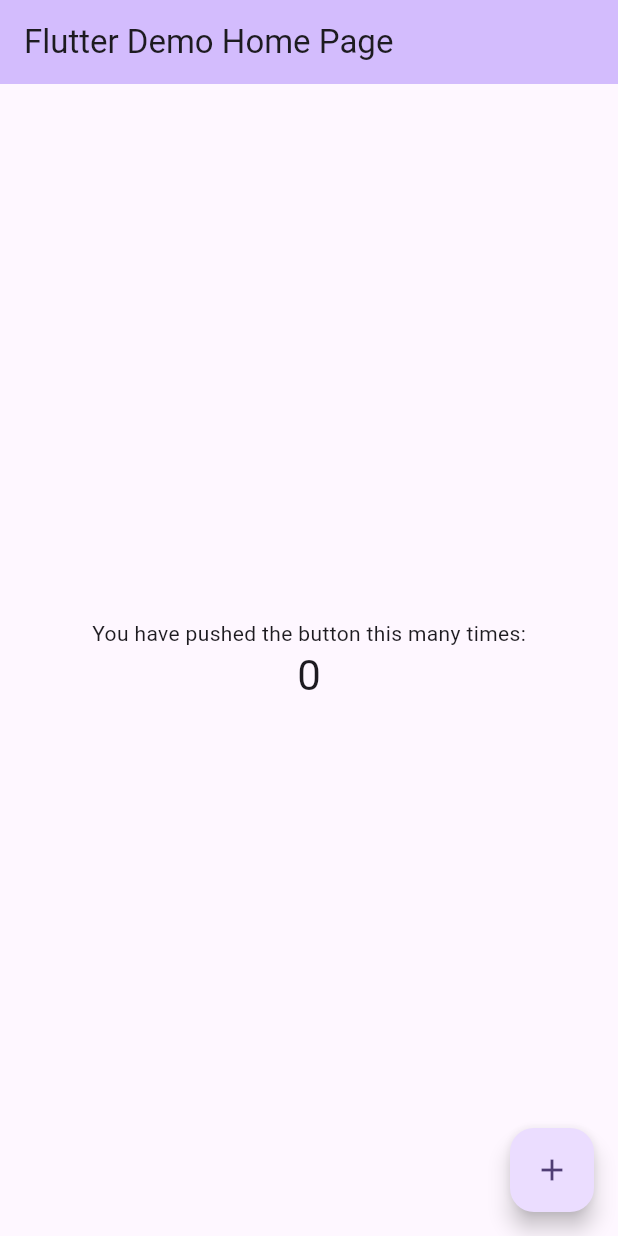
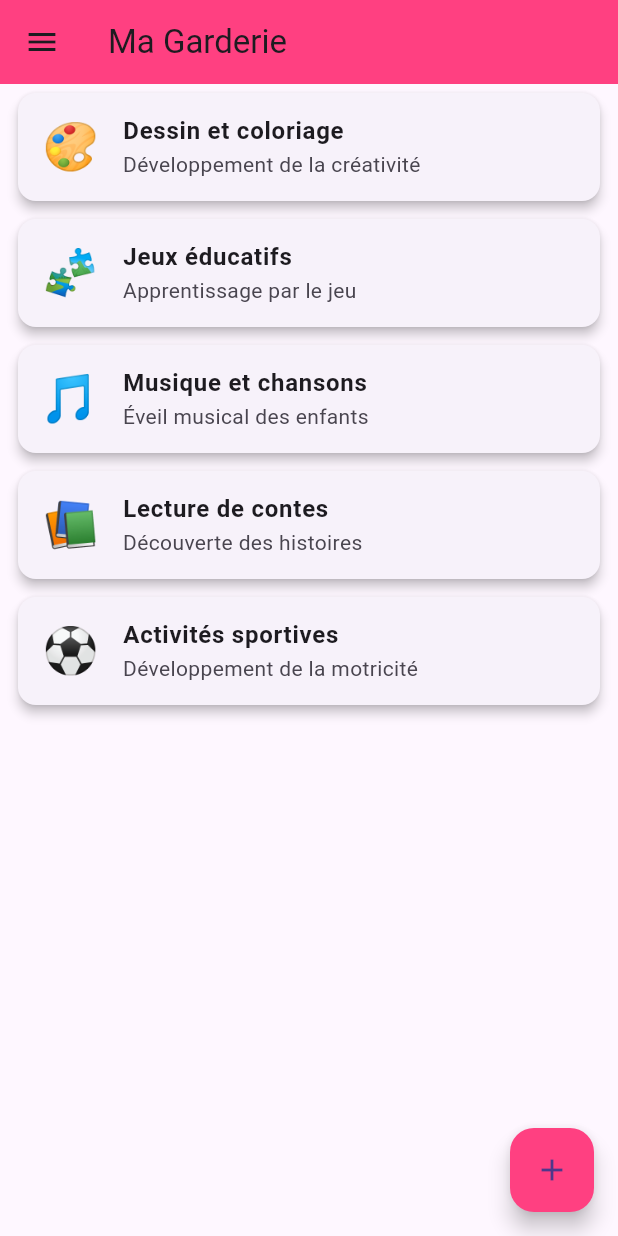
Before and after one commit to yahyabenther/garderie-mobile, a Flutter app: the screen it shows after launch, on a phone screen of 412 x 824 dp. Run offline on Flutter 3.47's test engine with Material 3 defaults, Android fonts, the phone set to English and light mode, and no system bars.

Commit message:
all code

```diff
--- a/lib/main.dart
+++ b/lib/main.dart
@@ -1,120 +1,242 @@
 import 'package:flutter/material.dart';
+import 'dart:async';
 
 void main() {
-  runApp(const MyApp());
+  runApp(const MaGarderieApp());
 }
 
-class MyApp extends StatelessWidget {
-  const MyApp({super.key});
+class MaGarderieApp extends StatelessWidget {
+  const MaGarderieApp({Key? key}) : super(key: key);
 
-  // This widget is the root of your application.
   @override
   Widget build(BuildContext context) {
     return MaterialApp(
-      title: 'Flutter Demo',
+      title: 'Ma Garderie',
       theme: ThemeData(
-        // This is the theme of your application.
-        //
-        // TRY THIS: Try running your application with "flutter run". You'll see
-        // the application has a purple toolbar. Then, without quitting the app,
-        // try changing the seedColor in the colorScheme below to Colors.green
-        // and then invoke "hot reload" (save your changes or press the "hot
-        // reload" button in a Flutter-supported IDE, or press "r" if you used
-        // the command line to start the app).
-        //
-        // Notice that the counter didn't reset back to zero; the application
-        // state is not lost during the reload. To reset the state, use hot
-        // restart instead.
-        //
-        // This works for code too, not just values: Most code changes can be
-        // tested with just a hot reload.
-        colorScheme: .fromSeed(seedColor: Colors.deepPurple),
+        primarySwatch: Colors.pink,
       ),
-      home: const MyHomePage(title: 'Flutter Demo Home Page'),
+      home: const SplashScreen(),
+      debugShowCheckedModeBanner: false,
     );
   }
 }
 
-class MyHomePage extends StatefulWidget {
-  const MyHomePage({super.key, required this.title});
-
-  // This widget is the home page of your application. It is stateful, meaning
-  // that it has a State object (defined below) that contains fields that affect
-  // how it looks.
-
-  // This class is the configuration for the state. It holds the values (in this
-  // case the title) provided by the parent (in this case the App widget) and
-  // used by the build method of the State. Fields in a Widget subclass are
-  // always marked "final".
-
-  final String title;
+class SplashScreen extends StatefulWidget {
+  const SplashScreen({Key? key}) : super(key: key);
 
   @override
-  State<MyHomePage> createState() => _MyHomePageState();
+  State<SplashScreen> createState() => _SplashScreenState();
 }
 
-class _MyHomePageState extends State<MyHomePage> {
-  int _counter = 0;
-
-  void _incrementCounter() {
-    setState(() {
-      // This call to setState tells the Flutter framework that something has
-      // changed in this State, which causes it to rerun the build method below
-      // so that the display can reflect the updated values. If we changed
-      // _counter without calling setState(), then the build method would not be
-      // called again, and so nothing would appear to happen.
-      _counter++;
+class _SplashScreenState extends State<SplashScreen> {
+  @override
+  void initState() {
+    super.initState();
+    Timer(const Duration(seconds: 3), () {
+      Navigator.pushReplacement(
+        context,
+        MaterialPageRoute(builder: (context) => const HomePage()),
+      );
     });
   }
 
   @override
   Widget build(BuildContext context) {
-    // This method is rerun every time setState is called, for instance as done
-    // by the _incrementCounter method above.
-    //
-    // The Flutter framework has been optimized to make rerunning build methods
-    // fast, so that you can just rebuild anything that needs updating rather
-    // than having to individually change instances of widgets.
     return Scaffold(
-      appBar: AppBar(
-        // TRY THIS: Try changing the color here to a specific color (to
-        // Colors.amber, perhaps?) and trigger a hot reload to see the AppBar
-        // change color while the other colors stay the same.
-        backgroundColor: Theme.of(context).colorScheme.inversePrimary,
-        // Here we take the value from the MyHomePage object that was created by
-        // the App.build method, and use it to set our appbar title.
-        title: Text(widget.title),
-      ),
+      backgroundColor: Colors.pink[50],
       body: Center(
-        // Center is a layout widget. It takes a single child and positions it
-        // in the middle of the parent.
         child: Column(
-          // Column is also a layout widget. It takes a list of children and
-          // arranges them vertically. By default, it sizes itself to fit its
-          // children horizontally, and tries to be as tall as its parent.
-          //
-          // Column has various properties to control how it sizes itself and
-          // how it positions its children. Here we use mainAxisAlignment to
-          // center the children vertically; the main axis here is the vertical
-          // axis because Columns are vertical (the cross axis would be
-          // horizontal).
-          //
-          // TRY THIS: Invoke "debug painting" (choose the "Toggle Debug Paint"
-          // action in the IDE, or press "p" in the console), to see the
-          // wireframe for each widget.
-          mainAxisAlignment: .center,
+          mainAxisAlignment: MainAxisAlignment.center,
           children: [
-            const Text('You have pushed the button this many times:'),
-            Text(
-              '$_counter',
-              style: Theme.of(context).textTheme.headlineMedium,
+            const Icon(Icons.child_care, size: 100, color: Colors.pinkAccent),
+            const SizedBox(height: 20),
+            const Text(
+              'Ma Garderie',
+              style: TextStyle(
+                fontSize: 32,
+                fontWeight: FontWeight.bold,
+                color: Colors.pink,
+              ),
             ),
           ],
         ),
       ),
+    );
+  }
+}
+
+class HomePage extends StatefulWidget {
+  const HomePage({Key? key}) : super(key: key);
+
+  @override
+  State<HomePage> createState() => _HomePageState();
+}
+
+class _HomePageState extends State<HomePage> {
+  List<Map<String, dynamic>> activites = [
+    {
+      "id": 1,
+      "titre": "Dessin et coloriage",
+      "description": "Développement de la créativité",
+      "icone": "🎨"
+    },
+    {
+      "id": 2,
+      "titre": "Jeux éducatifs",
+      "description": "Apprentissage par le jeu",
+      "icone": "🧩"
+    },
+    {
+      "id": 3,
+      "titre": "Musique et chansons",
+      "description": "Éveil musical des enfants",
+      "icone": "🎵"
+    },
+    {
+      "id": 4,
+      "titre": "Lecture de contes",
+      "description": "Découverte des histoires",
+      "icone": "📚"
+    },
+    {
+      "id": 5,
+      "titre": "Activités sportives",
+      "description": "Développement de la motricité",
+      "icone": "⚽"
+    }
+  ];
+
+  String _selectedDrawerItem = 'Accueil';
+
+  void _showAddActivityDialog() {
+    final titleController = TextEditingController();
+    final descriptionController = TextEditingController();
+
+    showDialog(
+      context: context,
+      builder: (context) {
+        return AlertDialog(
+          title: const Text('Nouvelle activité'),
+          content: Column(
+            mainAxisSize: MainAxisSize.min,
+            children: [
+              TextField(
+                controller: titleController,
+                decoration: const InputDecoration(labelText: 'Titre de l\'activité'),
+              ),
+              TextField(
+                controller: descriptionController,
+                decoration: const InputDecoration(labelText: 'Description'),
+              ),
+            ],
+          ),
+          actions: [
+            TextButton(
+              onPressed: () => Navigator.pop(context),
+              child: const Text('Annuler'),
+            ),
+            ElevatedButton(
+              style: ElevatedButton.styleFrom(backgroundColor: Colors.pinkAccent),
+              onPressed: () {
+                if (titleController.text.isNotEmpty) {
+                  setState(() {
+                    activites.add({
+                      "id": activites.length + 1,
+                      "titre": titleController.text,
+                      "description": descriptionController.text.isNotEmpty
+                          ? descriptionController.text
+                          : 'Nouvelle activité de garderie',
+                      "icone": "⭐",
+                    });
+                  });
+                  Navigator.pop(context);
+                }
+              },
+              child: const Text('Ajouter'),
+            ),
+          ],
+        );
+      },
+    );
+  }
+
+  @override
+  Widget build(BuildContext context) {
+    return Scaffold(
+      appBar: AppBar(
+        title: const Text('Ma Garderie'),
+        backgroundColor: Colors.pinkAccent,
+      ),
+      drawer: Drawer(
+        child: ListView(
+          padding: EdgeInsets.zero,
+          children: [
+            const DrawerHeader(
+              decoration: BoxDecoration(color: Colors.pinkAccent),
+              child: Text(
+                'Menu Ma Garderie',
+                style: TextStyle(color: Colors.white, fontSize: 24),
+              ),
+            ),
+            ListTile(
+              leading: const Icon(Icons.home),
+              title: const Text('Accueil'),
+              selected: _selectedDrawerItem == 'Accueil',
+              onTap: () {
+                setState(() => _selectedDrawerItem = 'Accueil');
+                Navigator.pop(context);
+              },
+            ),
+            ListTile(
+              leading: const Icon(Icons.list),
+              title: const Text('Activités'),
+              selected: _selectedDrawerItem == 'Activités',
+              onTap: () {
+                setState(() => _selectedDrawerItem == 'Activités');
+                Navigator.pop(context);
+              },
+            ),
+            ListTile(
+              leading: const Icon(Icons.info),
+              title: const Text('À propos'),
+              selected: _selectedDrawerItem == 'À propos',
+              onTap: () {
+                setState(() => _selectedDrawerItem = 'À propos');
+                Navigator.pop(context);
+              },
+            ),
+          ],
+        ),
+      ),
+      body: ListView.builder(
+        itemCount: activites.length,
+        itemBuilder: (context, index) {
+          final activite = activites[index];
+          return Card(
+            margin: const EdgeInsets.symmetric(horizontal: 12, vertical: 6),
+            elevation: 3,
+            child: ListTile(
+              leading: Text(
+                activite['icone'],
+                style: const TextStyle(fontSize: 30),
+              ),
+              title: Text(
+                activite['titre'],
+                style: const TextStyle(fontWeight: FontWeight.bold),
+              ),
+              subtitle: Text(activite['description']),
+              onTap: () {
+                ScaffoldMessenger.of(context).showSnackBar(
+                  SnackBar(content: Text(activite['titre'])),
+                );
+              },
+            ),
+          );
+        },
+      ),
       floatingActionButton: FloatingActionButton(
-        onPressed: _incrementCounter,
-        tooltip: 'Increment',
+        onPressed: _showAddActivityDialog,
+        backgroundColor: Colors.pinkAccent,
         child: const Icon(Icons.add),
       ),
     );
```
